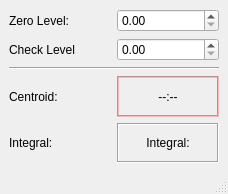
NeutrinoToolkit/Neutrino, file UIs/focalspot.ui: the form before one commit.
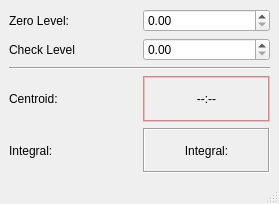
The form after the commit.

```diff
--- a/UIs/focalspot.ui
+++ b/UIs/focalspot.ui
@@ -6,8 +6,8 @@
    <rect>
     <x>0</x>
     <y>0</y>
-    <width>228</width>
-    <height>194</height>
+    <width>279</width>
+    <height>204</height>
    </rect>
   </property>
   <property name="windowTitle">
```
Left out of the diff: 66 changed lines with no effect on the pictures.
